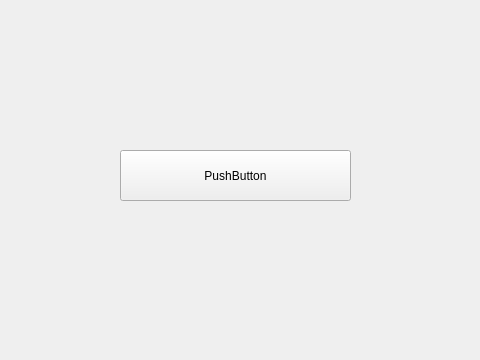
Before: the Qt Designer form WinBlitz/CookieClicker.ui in PyroWilDx/WinBlitz, drawn with Qt 5.
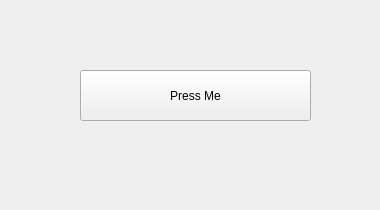
After: the same form once the commit is applied.

```diff
--- a/WinBlitz/CookieClicker.ui
+++ b/WinBlitz/CookieClicker.ui
@@ -6,8 +6,8 @@
    <rect>
     <x>0</x>
     <y>0</y>
-    <width>480</width>
-    <height>360</height>
+    <width>380</width>
+    <height>210</height>
    </rect>
   </property>
   <property name="windowTitle">
@@ -16,10 +16,10 @@
   <widget class="QLabel" name="Info1">
    <property name="geometry">
     <rect>
-     <x>70</x>
-     <y>30</y>
-     <width>341</width>
-     <height>81</height>
+     <x>40</x>
+     <y>10</y>
+     <width>300</width>
+     <height>32</height>
     </rect>
    </property>
    <property name="font">
@@ -37,23 +37,23 @@
   <widget class="QPushButton" name="Cookie">
    <property name="geometry">
     <rect>
-     <x>120</x>
-     <y>150</y>
+     <x>80</x>
+     <y>70</y>
      <width>231</width>
      <height>51</height>
     </rect>
    </property>
    <property name="text">
-    <string>PushButton</string>
+    <string>Press Me</string>
    </property>
   </widget>
   <widget class="QLabel" name="PressCount">
    <property name="geometry">
     <rect>
-     <x>60</x>
-     <y>240</y>
-     <width>341</width>
-     <height>81</height>
+     <x>40</x>
+     <y>150</y>
+     <width>300</width>
+     <height>32</height>
     </rect>
    </property>
    <property name="font">
```
